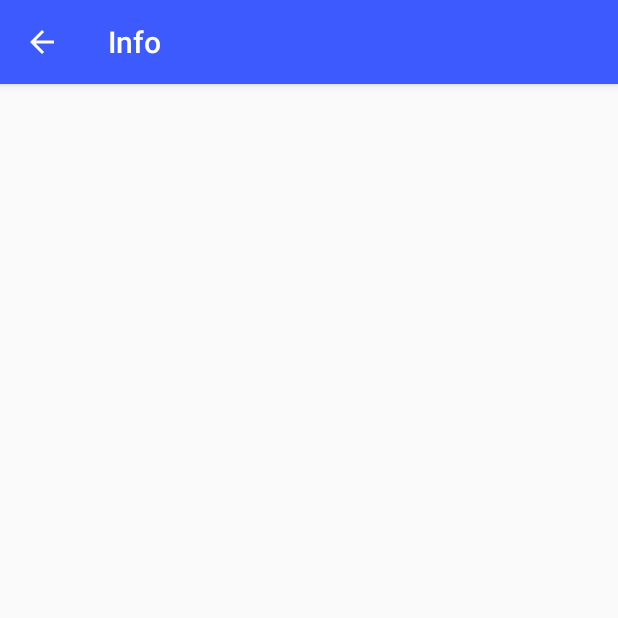
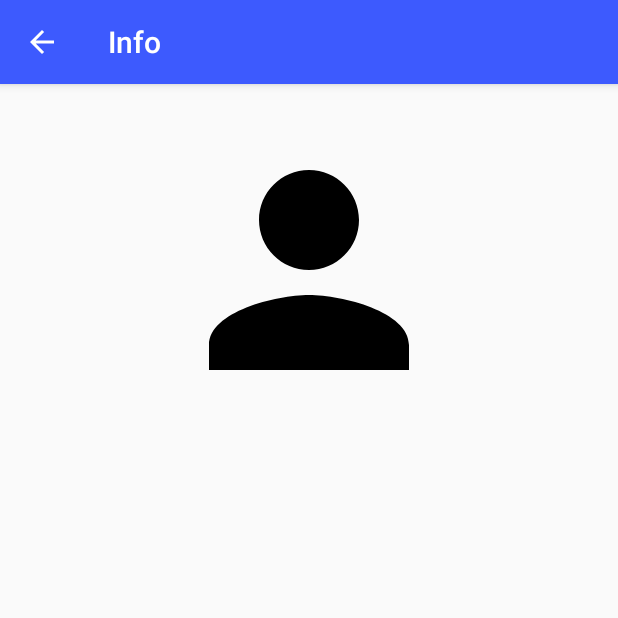
Before and after one commit to mianuddin/android-bitmoji-sample-app, an Android app: the InfoActivity screen opened directly, with no data from a screen before it, on a phone screen of 412 x 824 dp, the top half of it. Run offline under Robolectric (Android 15) with nearby library versions, the phone set to English and light mode, and no system bars; our stand-ins replace Picasso; libraries missing offline, so code that uses them is left out: com.snapchat.kit; 1 statement that could not run was skipped.

```diff
--- a/app/src/main/java/com/example/chatsample/InfoActivity.kt
+++ b/app/src/main/java/com/example/chatsample/InfoActivity.kt
@@ -1,10 +1,15 @@
 package com.example.chatsample
 
+import android.opengl.Visibility
 import android.support.v7.app.AppCompatActivity
 import android.os.Bundle
+import android.view.View
+import android.widget.Button
 import android.widget.ImageView
+import android.widget.TextView
 import com.snapchat.kit.sdk.bitmoji.networking.FetchAvatarUrlCallback
 import com.snapchat.kit.sdk.Bitmoji
+import com.snapchat.kit.sdk.SnapKit
 import com.squareup.picasso.Picasso
 
 
@@ -17,14 +22,21 @@ class InfoActivity : AppCompatActivity() {
         supportActionBar?.title = "Info"
         supportActionBar?.setDisplayHomeAsUpEnabled(true)
 
+        findViewById<Button>(R.id.logout).setOnClickListener {
+            SnapKit.unlink(applicationContext)
+            finish()
+            startActivity(intent)
+        }
+
         Bitmoji.fetchAvatarUrl(baseContext, object : FetchAvatarUrlCallback {
             override fun onSuccess(avatarUrl: String?) {
                 val avatarView = findViewById<ImageView>(R.id.avatar)
                 Picasso.get().load(avatarUrl).into(avatarView)
+                findViewById<Button>(R.id.logout).visibility = View.VISIBLE
             }
 
             override fun onFailure(isNetworkError: Boolean, statusCode: Int) {
-                // do something
+                findViewById<TextView>(R.id.avatarPrompt).visibility = View.VISIBLE
             }
         })
     }
--- a/app/src/main/res/layout/activity_info.xml
+++ b/app/src/main/res/layout/activity_info.xml
@@ -1,7 +1,7 @@
 <?xml version="1.0" encoding="utf-8"?>
 <LinearLayout
-        xmlns:android="http://schemas.android.com/apk/res/android" xmlns:app="http://schemas.android.com/apk/res-auto"
-        xmlns:tools="http://schemas.android.com/tools"
+        xmlns:android="http://schemas.android.com/apk/res/android"
+        xmlns:app="http://schemas.android.com/apk/res-auto"
         android:orientation="vertical"
         android:layout_width="match_parent"
         android:layout_height="match_parent">
@@ -18,11 +18,33 @@
             android:paddingBottom="@dimen/avatar_padding_vertical"
             android:layout_width="wrap_content"
             android:layout_height="wrap_content"
-            android:layout_gravity="center">
+            android:layout_gravity="center_horizontal">
         <ImageView
                 android:id="@+id/avatar"
                 android:layout_width="@dimen/chat_img_width"
-                android:layout_height="@dimen/chat_img_height" tools:srcCompat="@drawable/ic_person"
+                android:layout_height="@dimen/chat_img_height"
+                android:layout_centerHorizontal="true"
+                android:src="@drawable/ic_person"
                 android:contentDescription="@string/avatar_hint"/>
+        <Button
+                android:id="@+id/logout"
+                android:text="@string/logout_button"
+                android:layout_width="wrap_content"
+                android:layout_height="wrap_content"
+                android:layout_marginTop="@dimen/activity_padding_vertical"
+                android:layout_marginBottom="@dimen/activity_padding_vertical"
+                android:layout_below="@id/avatar"
+                android:layout_centerHorizontal="true"
+                android:visibility="gone"/>
+        <TextView
+                android:id="@+id/avatarPrompt"
+                android:text="@string/avatar_prompt"
+                android:layout_width="wrap_content"
+                android:layout_height="wrap_content"
+                android:layout_marginTop="@dimen/activity_padding_vertical"
+                android:layout_marginBottom="@dimen/activity_padding_vertical"
+                android:layout_below="@id/avatar"
+                android:layout_centerHorizontal="true"
+                android:visibility="gone"/>
     </RelativeLayout>
 </LinearLayout>
--- a/app/src/main/res/layout/activity_main.xml
+++ b/app/src/main/res/layout/activity_main.xml
@@ -23,14 +23,14 @@
                 android:layout_width="match_parent"
                 android:layout_height="0dp"
                 android:layout_weight="1"
-                android:paddingTop="@dimen/activity_main_padding_vertical"
+                android:paddingTop="@dimen/activity_padding_vertical"
                 android:clipToPadding="false"/>
         <LinearLayout
                 android:layout_width="match_parent"
                 android:layout_height="wrap_content"
-                android:paddingTop="@dimen/activity_main_padding_vertical"
+                android:paddingTop="@dimen/activity_padding_vertical"
                 android:paddingRight="@dimen/chatbar_padding_horizontal"
-                android:paddingBottom="@dimen/activity_main_padding_vertical"
+                android:paddingBottom="@dimen/activity_padding_vertical"
                 android:paddingLeft="@dimen/chatbar_padding_horizontal">
                 <FrameLayout
                         android:id="@+id/bitmoji_icon"
--- a/app/src/main/res/values/dimens.xml
+++ b/app/src/main/res/values/dimens.xml
@@ -2,7 +2,7 @@
 <resources>
     <dimen name="appbar_elevation">4dp</dimen>
 
-    <dimen name="activity_main_padding_vertical">8dp</dimen>
+    <dimen name="activity_padding_vertical">8dp</dimen>
 
     <dimen name="chatbar_padding_horizontal">8dp</dimen>
 
--- a/app/src/main/res/values/strings.xml
+++ b/app/src/main/res/values/strings.xml
@@ -1,9 +1,9 @@
 <resources>
     <string name="app_name">Chat Sample</string>
     <string name="action_info">Info</string>
+    <string name="logout_button">Unlink Snapchat</string>
+    <string name="avatar_prompt">Customize your avatar by connecting to Snapchat!</string>
     <string name="message_input_hint">Hello world!</string>
     <string name="bitmoji_hint">An image depicting a Bitmoji.</string>
     <string name="avatar_hint">An image which represents the user.</string>
-    <string name="adjective_hint">Your favorite adjective</string>
-    <string name="friendmoji_hint">Your friend\'s username</string>
 </resources>
```
